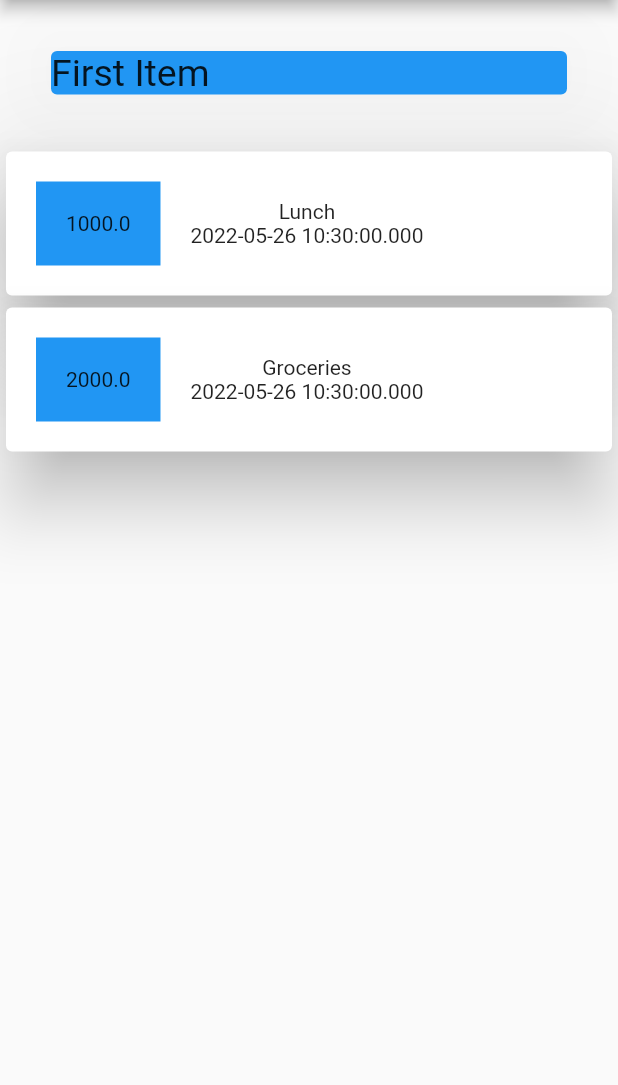
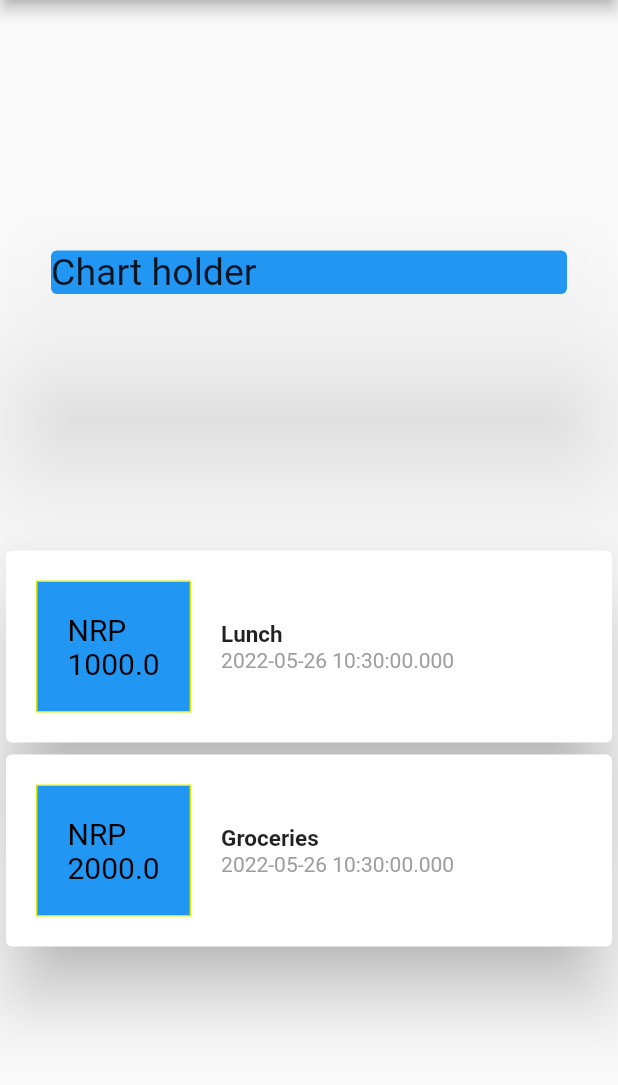
Before and after one commit to 076bct060/Personal-Expense, a Flutter app: the screen it shows after launch, on a phone screen of 412 x 824 dp, the part 84-1169 px from its top. Run offline on Flutter 3.47's test engine with Material 2 defaults, Android fonts, the phone set to English and light mode, and no system bars.

Commit message:
Basic Styling

```diff
--- a/lib/main.dart
+++ b/lib/main.dart
@@ -28,6 +28,7 @@ class HomePage extends StatelessWidget {
           title: Text("Personal Expense"),
         ),
         body: Column(
+          mainAxisAlignment: MainAxisAlignment.spaceEvenly,
           children: [
             Container(
                 width: double.infinity,
@@ -38,7 +39,7 @@ class HomePage extends StatelessWidget {
                   borderOnForeground: true,
                   color: Colors.blue,
                   child: Text(
-                    "First Item",
+                    "Chart holder",
                     style:
                         TextStyle(fontSize: 25, fontWeight: FontWeight.normal),
                   ),
--- a/lib/transacionWidget.dart
+++ b/lib/transacionWidget.dart
@@ -13,14 +13,24 @@ class TransactionWidget extends StatelessWidget {
       child: Row(
         children: [
           Container(
-              color: Colors.blue,
               margin: EdgeInsets.all(20),
               padding: EdgeInsets.all(20),
-              child: Text(transaction.amount.toString())),
-          Column(children: <Widget>[
-            Text(transaction.name.toString()),
-            Text(transaction.date.toString())
-          ]),
+              child: Text("NRP \n${transaction.amount}",
+                  style: TextStyle(
+                      fontSize: 20, color: Color.fromARGB(255, 0, 0, 0))),
+              decoration: BoxDecoration(
+                  border: Border.all(color: Color.fromARGB(255, 216, 236, 0)),
+                  color: Colors.blue)),
+          Column(
+              crossAxisAlignment: CrossAxisAlignment.start,
+              children: <Widget>[
+                Text(
+                  transaction.name.toString(),
+                  style: TextStyle(fontWeight: FontWeight.bold, fontSize: 15),
+                ),
+                Text(transaction.date.toString(),
+                    style: TextStyle(color: Colors.grey)),
+              ]),
         ],
       ),
     );
```
